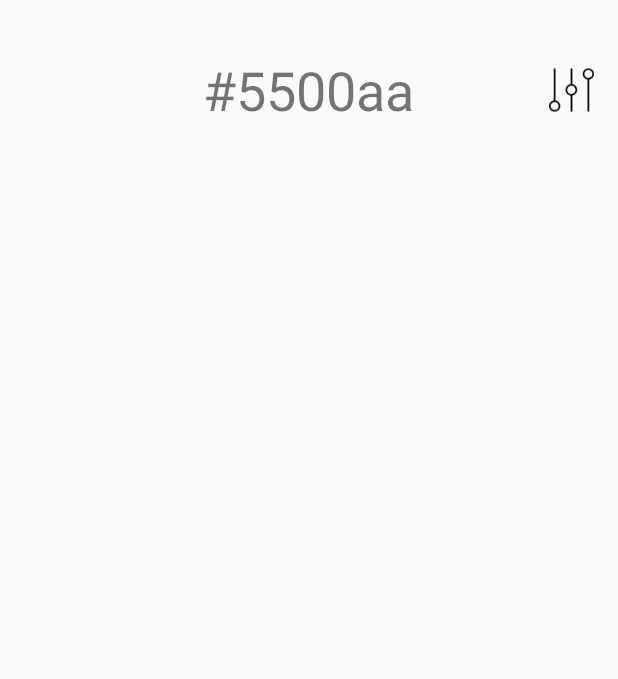
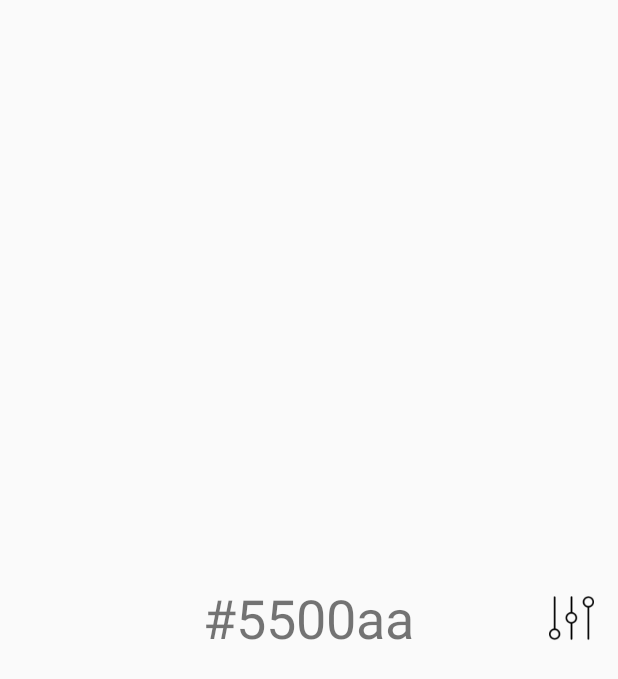
Before and after one commit to dadoz/CoolorsApp, an Android app: the layout color_grid_item.xml on its own in the app's theme, with its tools: preview values and no code run, on a phone screen of 412 x 824 dp. Shown: the top 679 px of the screen. Run offline under Robolectric (Android 15) with nearby library versions, the light colour scheme and no system bars; Roboto replaces fonts that are not available here.

```diff
--- a/app/src/main/java/com/application/dev/david/coolorsapp/BaseActivity.java
+++ b/app/src/main/java/com/application/dev/david/coolorsapp/BaseActivity.java
@@ -49,7 +49,7 @@ public abstract class BaseActivity extends AppCompatActivity {
      *
      * @param fragment
      */
-    private void loadFragment(Fragment fragment) {
+    protected void loadFragment(Fragment fragment) {
         FragmentTransaction transaction = getSupportFragmentManager().beginTransaction();
         transaction.replace(R.id.colorFragmentContainerId, fragment);
         transaction.commit();
--- a/app/src/main/res/layout/color_grid_item.xml
+++ b/app/src/main/res/layout/color_grid_item.xml
@@ -1,7 +1,7 @@
 <?xml version="1.0" encoding="utf-8"?>
 <RelativeLayout xmlns:android="http://schemas.android.com/apk/res/android"
     android:layout_width="match_parent"
-    android:layout_height="120dp"
+    android:layout_height="wrap_content"
     xmlns:tools="http://schemas.android.com/tools">
     <TextView
         android:id="@+id/colorTextViewId"
```
Also changed, not shown: app/src/main/java/com/application/dev/david/coolorsapp/MainActivity.java (+7 -0 lines), app/src/main/java/com/application/dev/david/coolorsapp/modules/colorPalette/adapter/ColorGridPagerAdapter.java (+1 -6 lines).
